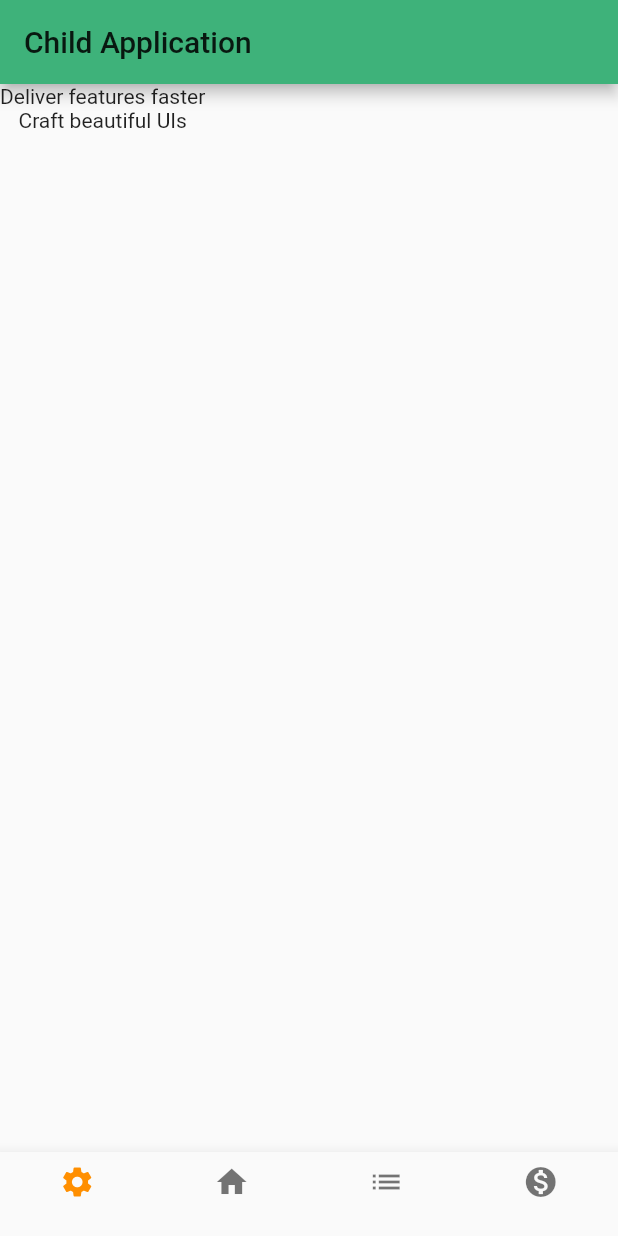
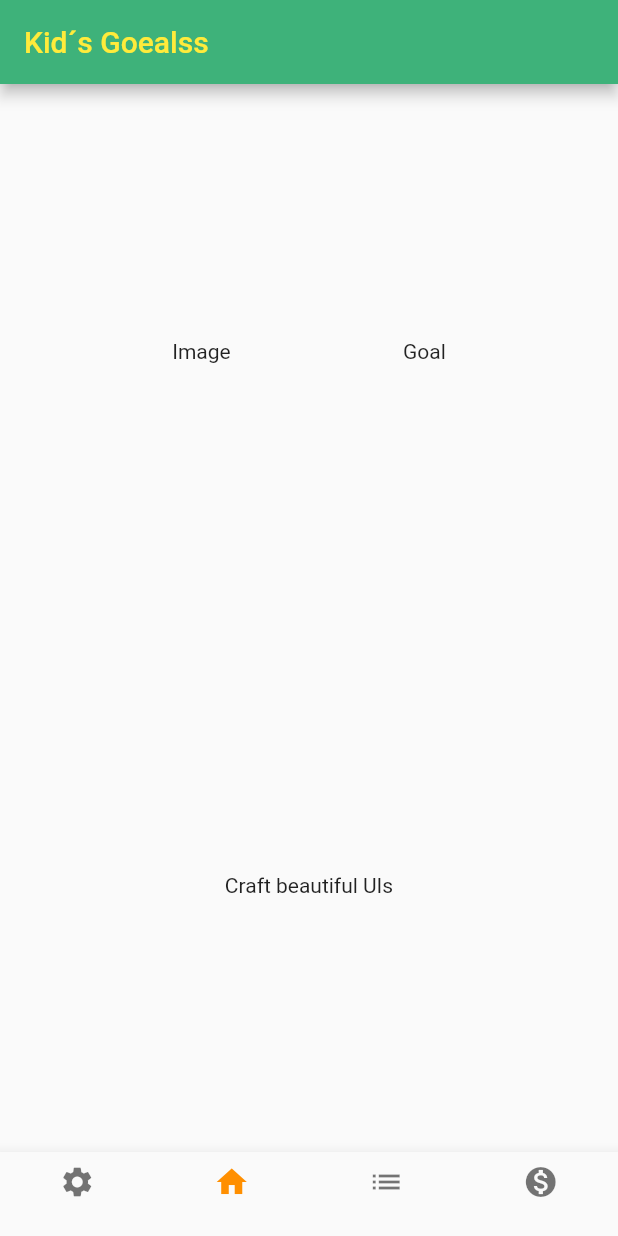
Before and after one commit to arodrigueze/Flutter-Fundamentals, a Flutter app: the screen it shows after launch, after a tap on "Log in", on a phone screen of 412 x 824 dp. Run offline on Flutter 3.47's test engine with Material 2 defaults, Android fonts, the phone set to English and light mode, and no system bars.

Commit message:
add pages

```diff
--- a/tutorial1/lib/common/themes.dart
+++ b/tutorial1/lib/common/themes.dart
@@ -16,6 +16,11 @@ Map<int, Color> colorGreen =
 
 final appTheme = ThemeData(
   primarySwatch: MaterialColor(0xFF3EB27A, colorGreen),
+  primaryTextTheme: TextTheme(
+    title: TextStyle(
+      color: Colors.yellow
+    )
+  ),
   textTheme: TextTheme(
     display4: TextStyle(
       fontFamily: 'Corben',
--- a/tutorial1/lib/main.dart
+++ b/tutorial1/lib/main.dart
@@ -3,8 +3,8 @@ import 'package:flutter/material.dart';
 import 'package:provider/provider.dart';
 import 'package:tutorial1/state/bottom.navigation.state.dart';
 import 'package:tutorial1/state/goal.state.dart';
+import 'package:tutorial1/views/MainView.dart';
 import 'package:tutorial1/views/logIn.dart';
-import 'package:tutorial1/views/mainView.dart';
 
 import 'common/themes.dart';
 
--- a/tutorial1/lib/model/goal.model.dart
+++ b/tutorial1/lib/model/goal.model.dart
@@ -6,6 +6,7 @@ class Goal {
   final String name;
   final String description;
   final int price;
+  final bool favorite;
 
-  Goal(this.id, this.name, this.description, this.price);
+  Goal(this.id, this.name, this.description, this.price, this.favorite);
 }
--- a/tutorial1/lib/state/bottom.navigation.state.dart
+++ b/tutorial1/lib/state/bottom.navigation.state.dart
@@ -1,20 +1,29 @@
+import 'package:flutter/cupertino.dart';
 import 'package:flutter/foundation.dart';
+import 'package:tutorial1/views/mainViewChilds/goals.dart';
+import 'package:tutorial1/views/mainViewChilds/home.dart';
 
 class BottomNavigationState extends ChangeNotifier {
-  int _selected = 0;
+  int _selected = 1;
+  PageController _pageController;
 
-  List<String>  routes = [
-    'settings',
-    'home',
-    'goals',
-    'cash'
+  List<Widget>  pages = [
+    Home(),
+    Home(),
+    Goals(),
+    Home()
   ];
 
-  String get selectedRoute  => routes[_selected];
-  int get selectedIndex => _selected;
+  List<Widget> get mainPages  => pages;
+  int get selectedPage => _selected;
 
   void selectItemMenu(int index) {
     _selected = index;
+    _pageController.animateToPage(index, duration: Duration(milliseconds: 200), curve: Curves.easeOut);
     notifyListeners();
   }
+
+  void setPageController(PageController controller) {
+    _pageController = controller;
+  }
 }
--- a/tutorial1/lib/state/goal.state.dart
+++ b/tutorial1/lib/state/goal.state.dart
@@ -3,18 +3,20 @@ import 'package:tutorial1/model/goal.model.dart';
 
 class GoalsState extends ChangeNotifier {
   List<Goal> _goals = [];
+  Goal _favorite;
 
   List<Goal> get goals => _goals;
+  Goal get favoriteGoal => _favorite;
 
   void add(Goal goal) {
     _goals.add(goal);
-    // This call tells the widgets that are listening to this model to rebuild.
+    if(goal.favorite) _favorite = goal;
     notifyListeners();
   }
 
   void removeAll() {
     _goals.clear();
-    // This call tells the widgets that are listening to this model to rebuild.
+
     notifyListeners();
   }
 }
--- /dev/null
+++ b/tutorial1/lib/views/BottomNavBar.dart
@@ -0,0 +1,34 @@
+import 'package:flutter/cupertino.dart';
+import 'package:flutter/material.dart';
+import 'package:provider/provider.dart';
+import 'package:tutorial1/state/bottom.navigation.state.dart';
+
+class BottomNavBar extends StatelessWidget {
+  @override
+  Widget build(BuildContext context) {
+    var bottomNavigationState = Provider.of<BottomNavigationState>(context);
+    return BottomNavigationBar(
+        items: const <BottomNavigationBarItem>[
+          BottomNavigationBarItem(
+            icon: Icon(Icons.settings),
+            title: Text(''),
+          ),
+          BottomNavigationBarItem(
+            icon: Icon(Icons.home),
+            title: Text(''),
+          ),
+          BottomNavigationBarItem(
+            icon: Icon(Icons.list),
+            title: Text(''),
+          ),
+          BottomNavigationBarItem(
+            icon: Icon(Icons.monetization_on),
+            title: Text(''),
+          )
+        ],
+        currentIndex: bottomNavigationState.selectedPage,
+        selectedItemColor: Colors.amber[800],
+        type: BottomNavigationBarType.fixed,
+        onTap: bottomNavigationState.selectItemMenu);
+  }
+}
--- a/tutorial1/lib/views/mainView.dart
+++ b/tutorial1/lib/views/mainView.dart
@@ -1,65 +1,23 @@
 import 'package:flutter/cupertino.dart';
 import 'package:flutter/material.dart';
 import 'package:provider/provider.dart';
-import 'package:tutorial1/common/themes.dart';
 import 'package:tutorial1/state/bottom.navigation.state.dart';
-import 'package:tutorial1/views/summary.dart';
+import 'BottomNavBar.dart';
 
 class MainView extends StatelessWidget {
+  final PageController _pageController = PageController(initialPage: 1);
 
   @override
   Widget build(BuildContext context) {
     var bottomNavigationState = Provider.of<BottomNavigationState>(context);
+    bottomNavigationState.setPageController(_pageController);
+
     return Scaffold(
-        appBar: AppBar(
-          title: const Text('Child Application'),
-        ),
-        body: MaterialApp(
-          theme: appTheme,
-          initialRoute: '/summary',
-          routes: {
-            '/summary': (context) => SummaryView(),
-          },
-        ),
-        bottomNavigationBar: BottomNavigationBar(
-        items: const <BottomNavigationBarItem>[
-           BottomNavigationBarItem(
-            icon: Icon(Icons.settings),
-            title: Text(''),
+        appBar: AppBar(title: const Text('Kid´s Goealss')),
+        body: PageView(
+          controller: _pageController,
+          children: bottomNavigationState.mainPages
           ),
-          BottomNavigationBarItem(
-            icon: Icon(Icons.home),
-            title: Text(''),
-          ),
-          BottomNavigationBarItem(
-            icon: Icon(Icons.list),
-            title: Text(''),
-          ),
-          BottomNavigationBarItem(
-            icon: Icon(Icons.monetization_on),
-            title: Text(''),
-          )
-        ],
-        currentIndex: bottomNavigationState.selectedIndex,
-        selectedItemColor: Colors.amber[800],
-        type: BottomNavigationBarType.fixed,
-        onTap: bottomNavigationState.selectItemMenu,
-        ));
+        bottomNavigationBar: BottomNavBar());
   }
 }
-
-class _MyAppBar extends StatelessWidget {
-  @override
-  Widget build(BuildContext context) {
-    return SliverAppBar(
-      title: Text('Catalog', style: Theme.of(context).textTheme.display4),
-      floating: true,
-      actions: [
-        IconButton(
-          icon: Icon(Icons.shopping_cart),
-          onPressed: () => Navigator.pushNamed(context, '/'),
-        ),
-      ],
-    );
-  }
-}
--- /dev/null
+++ b/tutorial1/lib/views/mainViewChilds/goals.dart
@@ -0,0 +1,21 @@
+import 'package:flutter/cupertino.dart';
+import 'package:flutter/material.dart';
+import 'package:tutorial1/views/mainViewChilds/homeChilds/favorite.dart';
+
+class Goals extends StatelessWidget {
+  @override
+  Widget build(BuildContext context) {
+    return Scaffold(
+      body: Container(
+        child: Center(
+          child: Column(
+            mainAxisAlignment: MainAxisAlignment.spaceAround,
+            children: <Widget>[
+              Text('goals'),
+            ],
+          ),
+        )
+      )
+    );
+  }
+}
--- /dev/null
+++ b/tutorial1/lib/views/mainViewChilds/home.dart
@@ -0,0 +1,22 @@
+import 'package:flutter/cupertino.dart';
+import 'package:flutter/material.dart';
+import 'package:tutorial1/views/mainViewChilds/homeChilds/favorite.dart';
+
+class Home extends StatelessWidget {
+  @override
+  Widget build(BuildContext context) {
+    return Scaffold(
+      body: Container(
+        child: Center(
+          child: Column(
+            mainAxisAlignment: MainAxisAlignment.spaceAround,
+            children: <Widget>[
+              FavoriteView(),
+              Text('Craft beautiful UIs'),
+            ],
+          ),
+        )
+      )
+    );
+  }
+}
--- /dev/null
+++ b/tutorial1/lib/views/mainViewChilds/homeChilds/favorite.dart
@@ -0,0 +1,33 @@
+import 'package:flutter/cupertino.dart';
+import 'package:flutter/material.dart';
+import 'package:provider/provider.dart';
+import 'package:tutorial1/state/bottom.navigation.state.dart';
+import 'package:tutorial1/state/goal.state.dart';
+
+class FavoriteView extends StatelessWidget {
+
+  Widget _getFavoriteGoalImage(BuildContext context) {
+    return Text('Image');
+  }
+  Widget _getFavoriteGoalData(BuildContext context) {
+    return Text('Goal');
+  }
+
+  @override
+  Widget build(BuildContext context) {
+    var bottomNavigationState = Provider.of<BottomNavigationState>(context);
+    var goalsState = Provider.of<GoalsState>(context);
+
+    return Container(
+      child: Center(
+        child: Row(
+          mainAxisAlignment: MainAxisAlignment.spaceEvenly,
+          children: <Widget>[
+            _getFavoriteGoalImage(context),
+            _getFavoriteGoalData(context),
+          ],
+        ),
+      )
+    );
+  }
+}
--- a/tutorial1/lib/views/summary.dart
+++ /dev/null
@@ -1,16 +0,0 @@
-import 'package:flutter/cupertino.dart';
-import 'package:flutter/material.dart';
-
-class SummaryView extends StatelessWidget {
-  @override
-  Widget build(BuildContext context) {
-    return Scaffold(
-        body: Column(
-          children: <Widget>[
-            Text('Deliver features faster'),
-            Text('Craft beautiful UIs'),
-          ],
-        )
-    );
-  }
-}
```
